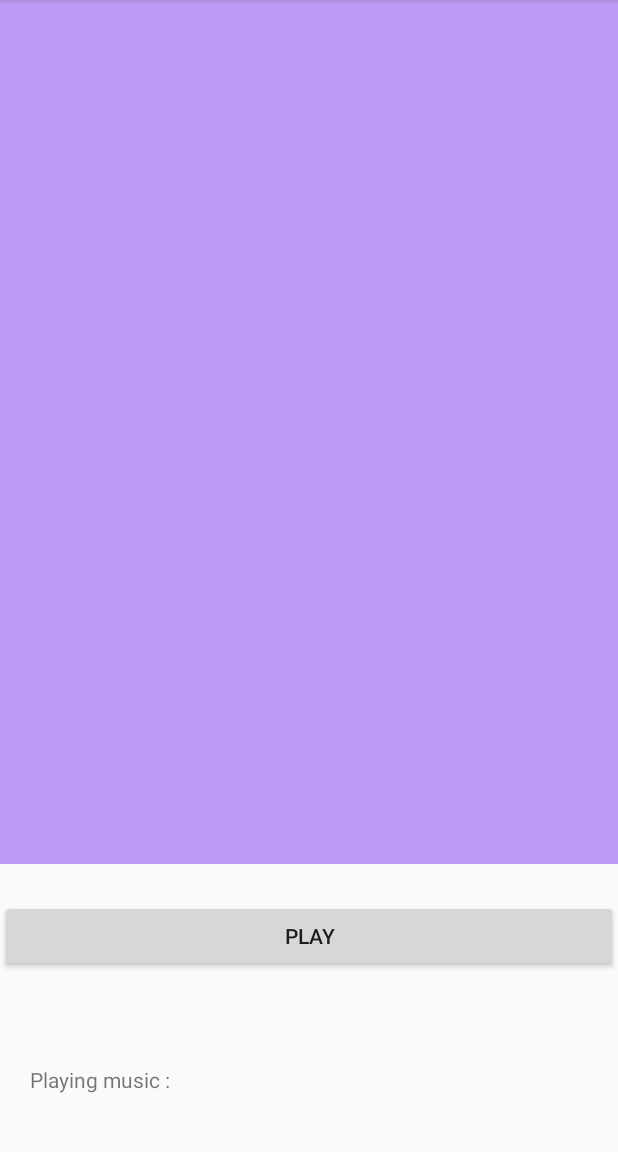
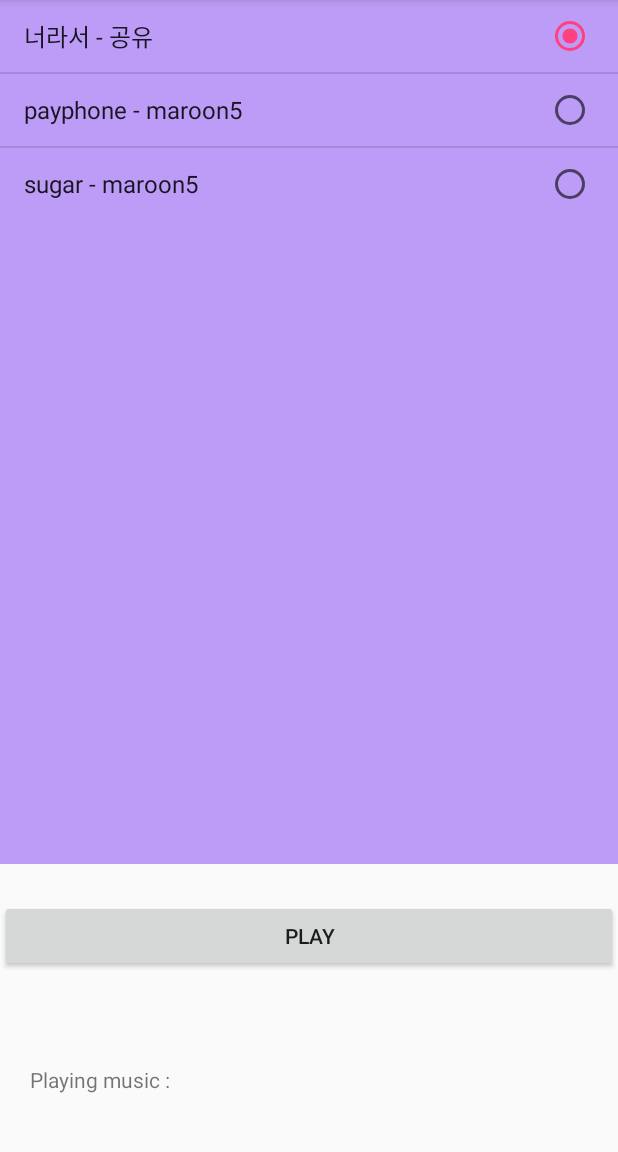
Before and after one commit to forelise25/AudioList, an Android app: the screen it shows after launch (MainActivity), on a phone screen of 412 x 824 dp, the part 84-1236 px from its top. Run offline under Robolectric (Android 15) with nearby library versions, the phone set to English and light mode, and no system bars.

Commit message:
#3 Music List in Array

```diff
--- a/app/src/main/java/com/example/lg/audiolist/MainActivity.java
+++ b/app/src/main/java/com/example/lg/audiolist/MainActivity.java
@@ -1,13 +1,31 @@
 package com.example.lg.audiolist;
 
+import android.os.Bundle;
 import android.support.v7.app.AppCompatActivity;
-import android.os.Bundle;
+import android.widget.ArrayAdapter;
+import android.widget.Button;
+import android.widget.ListView;
+import android.widget.ProgressBar;
+import android.widget.TextView;
 
 public class MainActivity extends AppCompatActivity {
-
+    ListView list;
+    Button but_play, but_stop;
+    TextView textMusic;
+    ProgressBar progress;
+    String[] musics= {"너라서 - 공유","payphone - maroon5","sugar - maroon5"};
     @Override
     protected void onCreate(Bundle savedInstanceState) {
         super.onCreate(savedInstanceState);
         setContentView(R.layout.activity_main);
+        list=(ListView)findViewById(R.id.list_music);
+        but_play=(Button)findViewById(R.id.but_play);
+        but_stop=(Button)findViewById(R.id.but_stop);
+        textMusic=(TextView)findViewById(R.id.text_music);
+        progress=(ProgressBar)findViewById((R.id.progress_music));
+        ArrayAdapter<String> adapter = new ArrayAdapter<String>(this, android.R.layout.simple_list_item_single_choice, musics);
+        list.setAdapter(adapter);
+        list.setChoiceMode(ListView.CHOICE_MODE_SINGLE);
+        list.setItemChecked(0,true);
     }
 }
```
